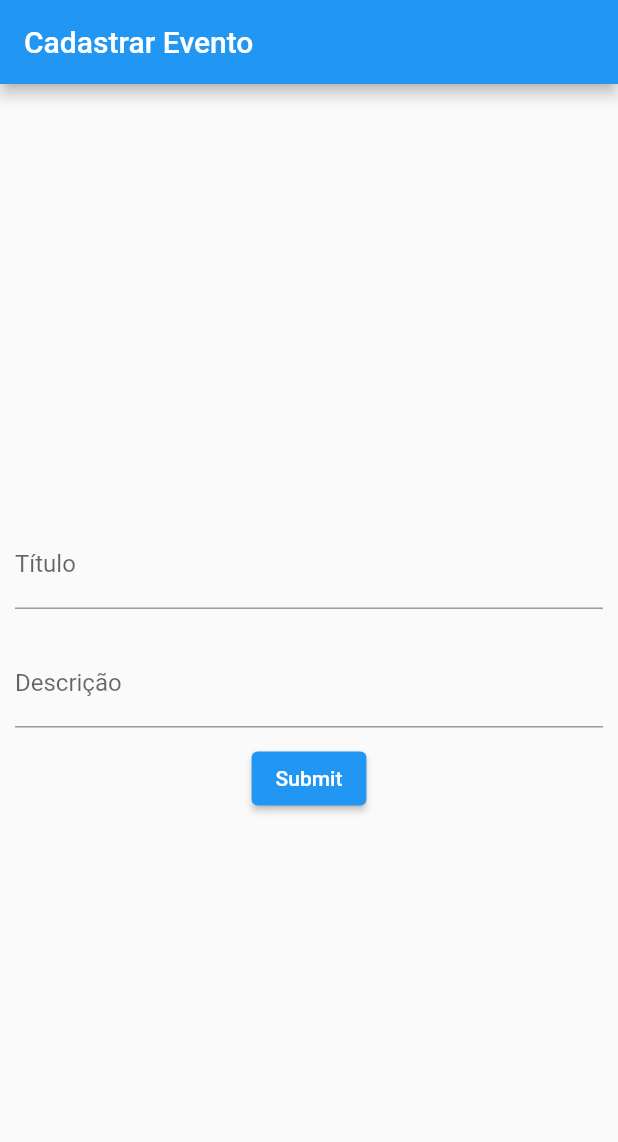
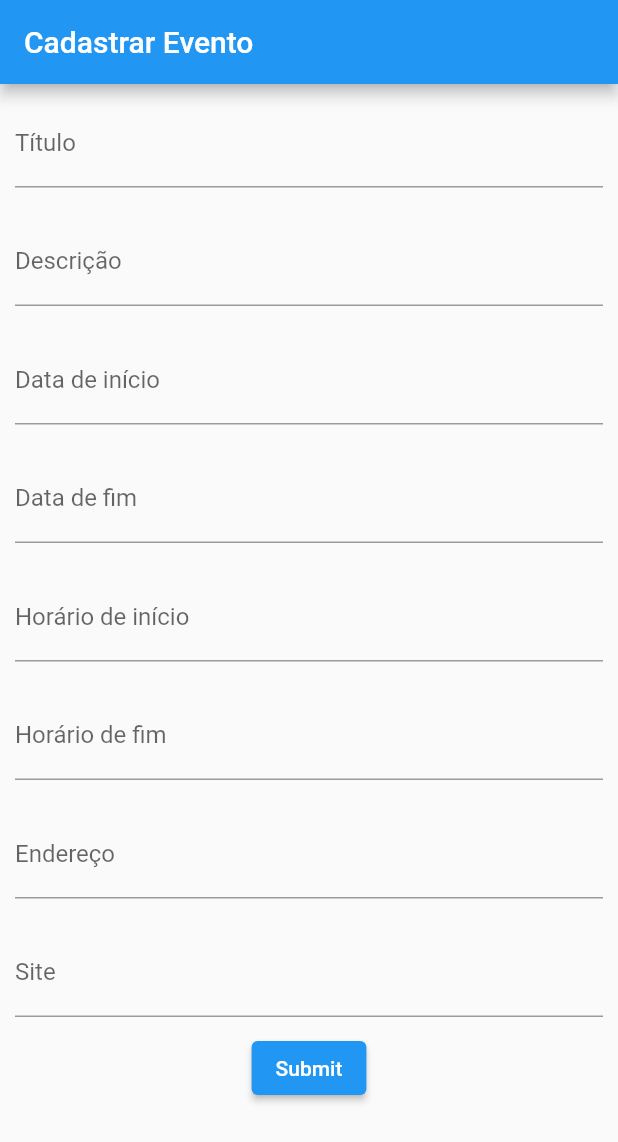
Before and after one commit to KastroWalker/event-manager-app, a Flutter app: the screen it shows after launch, after a tap on "Submit", on a phone screen of 412 x 824 dp. Shown: the top 1142 px of the screen. Run offline on Flutter 3.47's test engine with Material 2 defaults, Android fonts, the phone set to English and light mode, and no system bars; our stand-ins replace mask_text_input_formatter; network calls fail.

```diff
--- a/lib/main.dart
+++ b/lib/main.dart
@@ -1,7 +1,9 @@
 import 'dart:convert';
 
 import 'package:flutter/material.dart';
+import 'package:flutter/services.dart';
 import 'package:http/http.dart' as http;
+import 'package:mask_text_input_formatter/mask_text_input_formatter.dart';
 
 void main() {
   runApp(const MyApp());
@@ -33,7 +35,13 @@ class CreateEventPage extends StatefulWidget {
 
 class EventDetails {
   late String title;
-  late String description;
+  late String startDate;
+  late String endDate;
+  late String startTime;
+  late String endTime;
+  String? description;
+  String? address;
+  String? site;
 
   @override
   String toString() {
@@ -44,6 +52,12 @@ class EventDetails {
     return {
       'title': title,
       'description': description,
+      'startDate': startDate,
+      'endDate': endDate,
+      'startTime': startTime,
+      'endTime': endTime,
+      'address': address,
+      'site': site,
     };
   }
 }
@@ -53,6 +67,15 @@ class _CreateEventPageState extends State<CreateEventPage> {
 
   final _eventTitleController = TextEditingController();
   final _eventDescriptionController = TextEditingController();
+  final _eventStartDateController = TextEditingController();
+  final _eventEndDateController = TextEditingController();
+  final _eventStartTimeController = TextEditingController();
+  final _eventEndTimeController = TextEditingController();
+  final _eventAddressController = TextEditingController();
+  final _eventSiteController = TextEditingController();
+
+  final dateMask = MaskTextInputFormatter(mask: "##/##/####");
+  final timeMask = MaskTextInputFormatter(mask: "##:##");
 
   EventDetails eventDetails = EventDetails();
 
@@ -62,8 +85,9 @@ class _CreateEventPageState extends State<CreateEventPage> {
       appBar: AppBar(
         title: Text(widget.title),
       ),
-      body: Center(
-        child: Column(
+      body: SingleChildScrollView(
+        child:
+          Column(
             mainAxisAlignment: MainAxisAlignment.center,
             children: <Widget>[
               Form(
@@ -78,15 +102,53 @@ class _CreateEventPageState extends State<CreateEventPage> {
                       label: 'Descrição',
                       controller: _eventDescriptionController,
                     ),
+                    TextField(
+                      label: 'Data de início',
+                      controller: _eventStartDateController,
+                      inputFormatters: [dateMask],
+                      keyboardType: TextInputType.datetime,
+                    ),
+                    TextField(
+                      label: 'Data de fim',
+                      controller: _eventEndDateController,
+                      inputFormatters: [dateMask],
+                      keyboardType: TextInputType.datetime,
+                    ),
+                    TextField(
+                      label: 'Horário de início',
+                      controller: _eventStartTimeController,
+                      inputFormatters: [timeMask],
+                      keyboardType: TextInputType.datetime,
+                    ),
+                    TextField(
+                      label: 'Horário de fim',
+                      controller: _eventEndTimeController,
+                      inputFormatters: [timeMask],
+                      keyboardType: TextInputType.datetime,
+                    ),
+                    TextField(
+                      label: 'Endereço',
+                      controller: _eventAddressController,
+                    ),
+                    TextField(
+                      label: 'Site',
+                      controller: _eventSiteController,
+                    ),
                     ElevatedButton(
                       onPressed: () async {
                         if (_formKey.currentState!.validate()) {
                           eventDetails.title = _eventTitleController.text;
                           eventDetails.description =
                               _eventDescriptionController.text;
+                          eventDetails.startDate = _eventStartDateController.text;
+                          eventDetails.endDate = _eventEndDateController.text;
+                          eventDetails.startTime = _eventStartTimeController.text;
+                          eventDetails.endTime = _eventEndTimeController.text;
+                          eventDetails.address = _eventAddressController.text;
+                          eventDetails.site = _eventSiteController.text;
 
                           var url =
-                            Uri.https('6464-45-174-146-51.sa.ngrok.io', '/');
+                              Uri.https('5ed9-45-174-146-51.sa.ngrok.io', '/');
                           var response = await http.post(
                             url,
                             headers: {"content-type": "application/json"},
@@ -99,18 +161,6 @@ class _CreateEventPageState extends State<CreateEventPage> {
                       },
                       child: const Text('Submit'),
                     ),
-                  // InputDatePickerFormField(
-                  //   firstDate: DateTime(DateTime.now().year - 120),
-                  //   lastDate: DateTime.now(),
-                  //   fieldHintText: 'mm/dd/yyyy',
-                  //   fieldLabelText: 'Data de início',
-                  // ),
-                  // InputDatePickerFormField(
-                  //   firstDate: DateTime(DateTime.now().year - 120),
-                  //   lastDate: DateTime.now(),
-                  //   fieldHintText: 'mm/dd/yyyy',
-                  //   fieldLabelText: 'Data de fim',
-                  // ),
                   ],
                 ),
               ),
@@ -124,14 +174,18 @@ class _CreateEventPageState extends State<CreateEventPage> {
 class TextField extends StatelessWidget {
   final String label;
   final TextEditingController controller;
+  final List<TextInputFormatter>? inputFormatters;
+  final TextInputType? keyboardType;
 
-  const TextField({super.key, required this.label, required this.controller});
+  const TextField({super.key, required this.label, required this.controller, this.inputFormatters, this.keyboardType});
 
   @override
   Widget build(BuildContext context) {
     return Padding(
       padding: const EdgeInsets.all(10),
       child: TextFormField(
+        keyboardType: keyboardType,
+        inputFormatters: inputFormatters,
         controller: controller,
         decoration: InputDecoration(
           labelText: label,
--- a/pubspec.yaml
+++ b/pubspec.yaml
@@ -36,6 +36,7 @@ dependencies:
   # The following adds the Cupertino Icons font to your application.
   # Use with the CupertinoIcons class for iOS style icons.
   cupertino_icons: ^1.0.2
+  mask_text_input_formatter: ^2.4.0
 
 dev_dependencies:
   flutter_test:
```
Also changed, not shown: pubspec.lock. Lines whose indentation alone changed are shown as unchanged.
